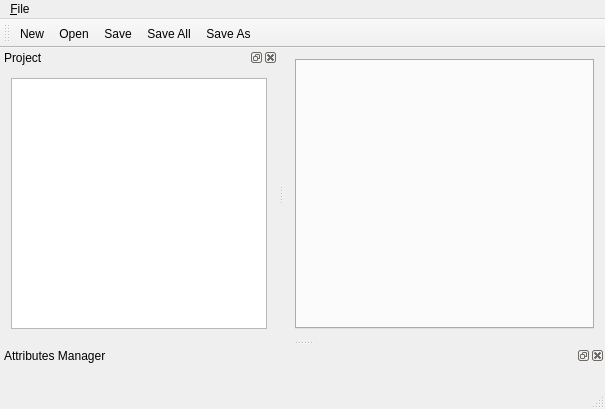
This is CDTStudio/mainwindow.ui in chenguanzhou/CDTStudio as Qt 5 draws it before an edit. The edited form follows.
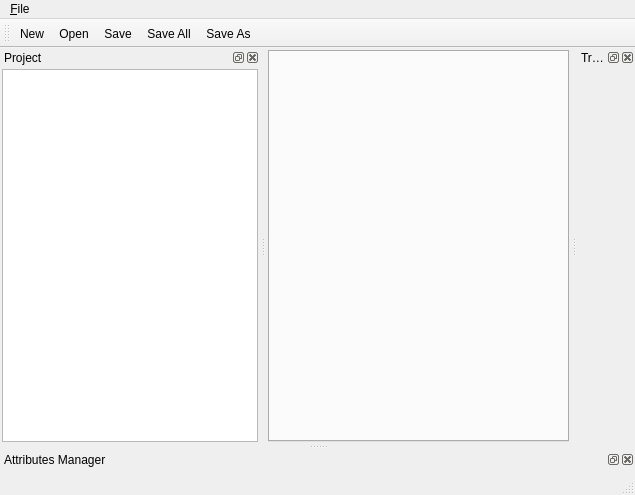
This is the edited form. Icons and pictures are not drawn. Custom widgets are drawn as their Qt base class.

Diff of the .ui file:
```diff
--- a/CDTStudio/mainwindow.ui
+++ b/CDTStudio/mainwindow.ui
@@ -6,8 +6,8 @@
    <rect>
     <x>0</x>
     <y>0</y>
-    <width>605</width>
-    <height>409</height>
+    <width>635</width>
+    <height>495</height>
    </rect>
   </property>
   <property name="windowTitle">
@@ -15,6 +15,18 @@
   </property>
   <widget class="QWidget" name="centralWidget">
    <layout class="QVBoxLayout" name="verticalLayout_2">
+    <property name="leftMargin">
+     <number>2</number>
+    </property>
+    <property name="topMargin">
+     <number>2</number>
+    </property>
+    <property name="rightMargin">
+     <number>2</number>
+    </property>
+    <property name="bottomMargin">
+     <number>2</number>
+    </property>
     <item>
      <widget class="CDTProjectTabWidget" name="tabWidgetProject">
       <property name="tabsClosable">
@@ -29,7 +41,7 @@
     <rect>
      <x>0</x>
      <y>0</y>
-     <width>605</width>
+     <width>635</width>
      <height>23</height>
     </rect>
    </property>
@@ -87,6 +99,18 @@
    </attribute>
    <widget class="QWidget" name="dockWidgetContents">
     <layout class="QVBoxLayout" name="verticalLayout">
+     <property name="leftMargin">
+      <number>2</number>
+     </property>
+     <property name="topMargin">
+      <number>2</number>
+     </property>
+     <property name="rightMargin">
+      <number>2</number>
+     </property>
+     <property name="bottomMargin">
+      <number>2</number>
+     </property>
      <item>
       <widget class="QTreeView" name="treeViewProject">
        <property name="contextMenuPolicy">
@@ -118,12 +142,51 @@
    </attribute>
    <widget class="QWidget" name="dockWidgetContents_2">
     <layout class="QHBoxLayout" name="horizontalLayoutAttributes">
+     <property name="leftMargin">
+      <number>2</number>
+     </property>
+     <property name="topMargin">
+      <number>2</number>
+     </property>
+     <property name="rightMargin">
+      <number>2</number>
+     </property>
+     <property name="bottomMargin">
+      <number>2</number>
+     </property>
      <item>
       <widget class="CDTAttributesWidget" name="widgetAttributes" native="true"/>
      </item>
     </layout>
    </widget>
   </widget>
+  <widget class="QDockWidget" name="dockWidgetTrainingSample">
+   <property name="windowTitle">
+    <string>Training Samples</string>
+   </property>
+   <attribute name="dockWidgetArea">
+    <number>2</number>
+   </attribute>
+   <widget class="QWidget" name="dockWidgetContents_3">
+    <layout class="QVBoxLayout" name="verticalLayout_3">
+     <property name="leftMargin">
+      <number>2</number>
+     </property>
+     <property name="topMargin">
+      <number>2</number>
+     </property>
+     <property name="rightMargin">
+      <number>2</number>
+     </property>
+     <property name="bottomMargin">
+      <number>2</number>
+     </property>
+     <item>
+      <widget class="CDTTrainingSamplesForm" name="trainingSampleForm" native="true"/>
+     </item>
+    </layout>
+   </widget>
+  </widget>
   <action name="action_New">
    <property name="icon">
     <iconset resource="../resource.qrc">
@@ -189,6 +252,12 @@
    <header>cdtattributeswidget.h</header>
    <container>1</container>
   </customwidget>
+  <customwidget>
+   <class>CDTTrainingSamplesForm</class>
+   <extends>QWidget</extends>
+   <header>cdttrainingsamplesform.h</header>
+   <container>1</container>
+  </customwidget>
  </customwidgets>
  <tabstops>
   <tabstop>treeViewProject</tabstop>
```
Left out of the diff: 1 changed line with no effect on the pictures.
